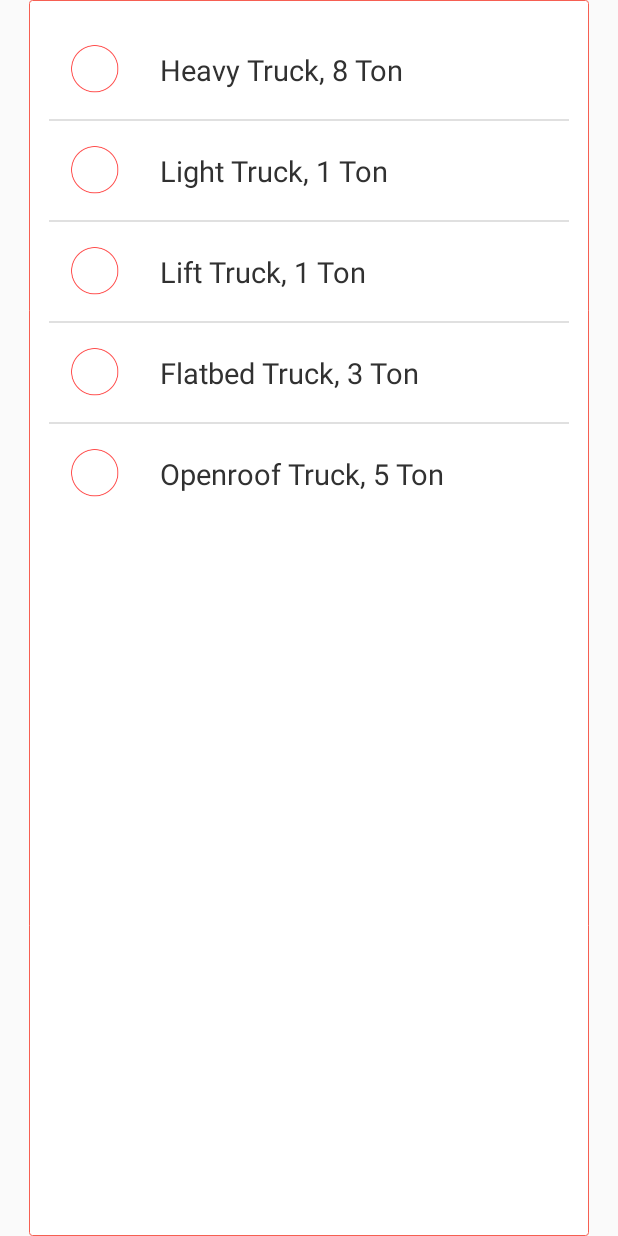
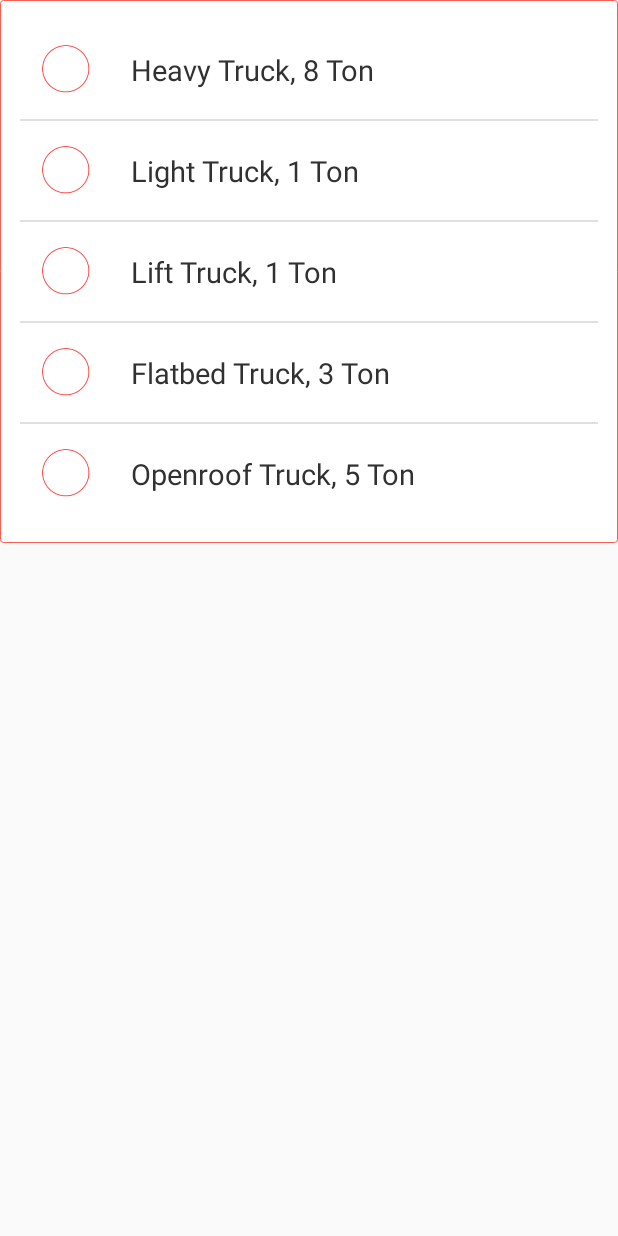
Before and after one commit to SQGit/movehaul, an Android app: the layout truck_selecting.xml on its own in the app's theme, with its tools: preview values and no code run, on a phone screen of 412 x 824 dp. Run offline under Robolectric (Android 15) with nearby library versions, the phone set to English and light mode, and no system bars.

Commit message:
book_now

```diff
--- a/app/src/main/java/net/sqindia/movehaul/Book_now.java
+++ b/app/src/main/java/net/sqindia/movehaul/Book_now.java
@@ -77,8 +77,8 @@ public class Book_now extends Activity {
         final AlertDialog alertD = new AlertDialog.Builder(Book_now.this).create();
         alertD.setCancelable(true);
         Window window = alertD.getWindow();
-        window.setLayout(ViewGroup.LayoutParams.MATCH_PARENT, ViewGroup.LayoutParams.WRAP_CONTENT);
-        alertD.getWindow().setBackgroundDrawable(new ColorDrawable(android.graphics.Color.parseColor("#00000000")));
+        window.setLayout(ViewGroup.LayoutParams.MATCH_PARENT, ViewGroup.LayoutParams.MATCH_PARENT);
+        alertD.getWindow().setBackgroundDrawable(new ColorDrawable(android.graphics.Color.parseColor("#00FFFFFF")));
 
 
         final RadioGroup radioGroup = (RadioGroup) promptView.findViewById(R.id.radioGroup2);
--- a/app/src/main/res/layout/book_now.xml
+++ b/app/src/main/res/layout/book_now.xml
@@ -204,7 +204,7 @@
                             android:layout_marginLeft="@dimen/_10sdp"
                             android:layout_marginTop="@dimen/_20sdp"
                             android:layout_marginRight="@dimen/_15sdp"
-                            android:src="@drawable/camera_icon"
+                            android:background="@drawable/camera_icon"
                              />
                     </LinearLayout>
 
--- a/app/src/main/res/layout/truck_selecting.xml
+++ b/app/src/main/res/layout/truck_selecting.xml
@@ -1,5 +1,5 @@
 <?xml version="1.0" encoding="utf-8"?>
-<LinearLayout xmlns:android="http://schemas.android.com/apk/res/android"
+<RelativeLayout xmlns:android="http://schemas.android.com/apk/res/android"
     android:layout_width="fill_parent"
     android:layout_height="fill_parent"
     android:background="@android:color/transparent"
@@ -7,10 +7,10 @@
 
     <LinearLayout
         android:layout_width="match_parent"
-        android:layout_height="match_parent"
-        android:layout_marginLeft="@dimen/_15sdp"
-        android:layout_marginRight="@dimen/_15sdp"
+        android:layout_height="wrap_content"
         android:background="@drawable/choose"
+        android:gravity="center"
+        android:layout_gravity="center"
         android:orientation="vertical">
 
         <RadioGroup
@@ -108,4 +108,4 @@
 
     </LinearLayout>
 
-</LinearLayout>
+</RelativeLayout>
```
